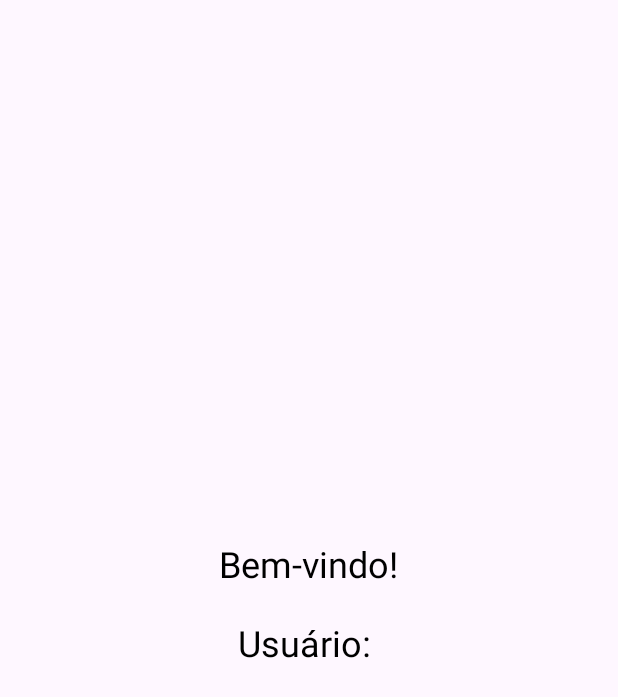
After one commit to guimabruno/alugaai, an Android app: the Menu screen opened directly, with no data from a screen before it, on a phone screen of 412 x 824 dp. The commit adds this screen. Shown: the top 697 px of the screen. Run offline under Robolectric (Android 15) with nearby library versions, the phone set to English and light mode, and no system bars; 1 statement that could not run was skipped.

Commit message:
[ADD] Logica do Login e Cadastro

```diff
--- a/app/src/main/AndroidManifest.xml
+++ b/app/src/main/AndroidManifest.xml
@@ -13,6 +13,9 @@
         android:theme="@style/Theme.Alugai"
         tools:targetApi="31">
         <activity
+            android:name=".Menu"
+            android:exported="false" />
+        <activity
             android:name=".CadastroActivity"
             android:exported="false" />
         <activity
--- /dev/null
+++ b/app/src/main/java/com/example/alugai/Menu.java
@@ -0,0 +1,25 @@
+package com.example.alugai;
+
+import androidx.appcompat.app.AppCompatActivity;
+
+import android.content.Intent;
+import android.os.Bundle;
+import android.widget.TextView;
+
+public class Menu extends AppCompatActivity {
+    String email_login = "";
+    TextView txtMENUser;
+
+    @Override
+    protected void onCreate(Bundle savedInstanceState) {
+        super.onCreate(savedInstanceState);
+        setContentView(R.layout.activity_menu);
+
+        Intent intencao = getIntent();
+        Bundle paramertros = intencao.getExtras();
+        email_login = paramertros.getString("email");
+
+        txtMENUser = (TextView) findViewById(R.id.txtMENUser);
+        txtMENUser.setText("Usuário: " + email_login);
+    }
+}
--- /dev/null
+++ b/app/src/main/res/layout/activity_menu.xml
@@ -0,0 +1,28 @@
+<?xml version="1.0" encoding="utf-8"?>
+<LinearLayout xmlns:android="http://schemas.android.com/apk/res/android"
+    xmlns:app="http://schemas.android.com/apk/res-auto"
+    xmlns:tools="http://schemas.android.com/tools"
+    android:layout_width="match_parent"
+    android:layout_height="match_parent"
+    android:orientation="vertical"
+    android:padding="16dp"
+    android:gravity="center"
+    tools:context=".Menu">
+
+    <TextView
+        android:layout_width="wrap_content"
+        android:layout_height="wrap_content"
+        android:text="Bem-vindo!"
+        android:textSize="24sp"
+        android:textColor="#000"
+        android:layout_marginBottom="20dp"/>
+
+    <TextView
+        android:layout_width="wrap_content"
+        android:layout_height="wrap_content"
+        android:id="@+id/txtMENUser"
+        android:textSize="24sp"
+        android:textColor="#000"
+        android:layout_marginBottom="20dp"/>
+
+</LinearLayout>
```
Also changed, not shown: app/src/main/java/com/example/alugai/BancoController.java (added, +57 -0 lines), app/src/main/java/com/example/alugai/CadastroActivity.java (+51 -33 lines), app/src/main/java/com/example/alugai/CriaBanco.java (added, +32 -0 lines), app/src/main/java/com/example/alugai/MainActivity.java (+52 -2 lines), app/src/main/res/layout/activity_main.xml (+4 -4 lines).
